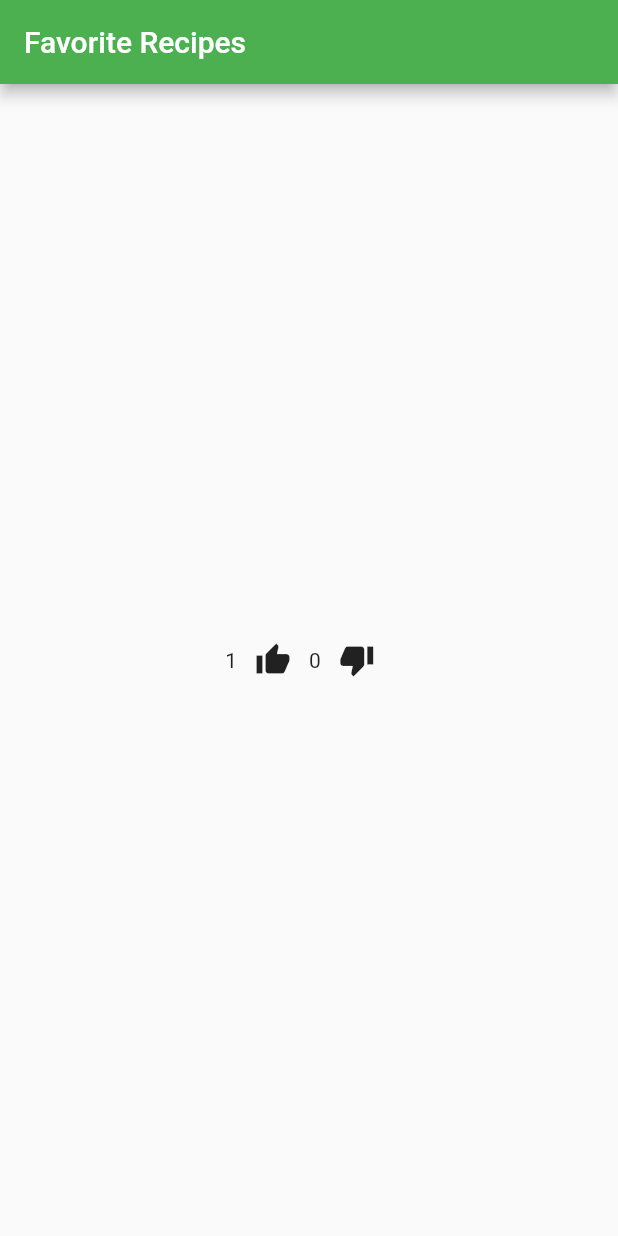
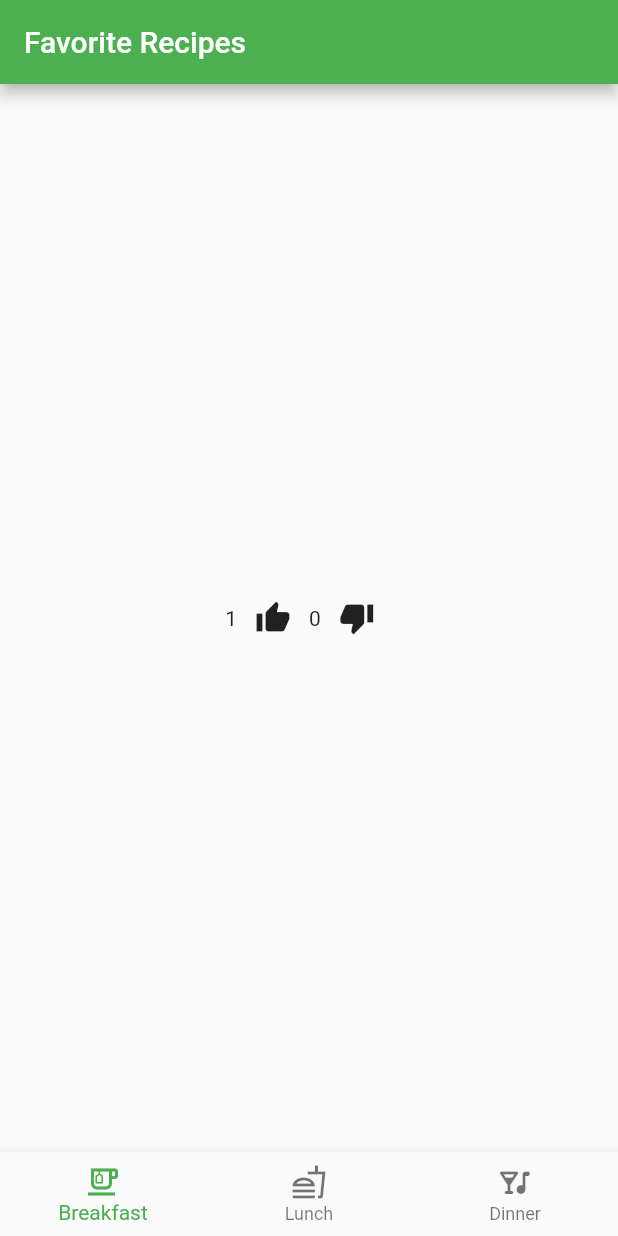
Before and after one commit to aphung1/recipes, a Flutter app: the screen it shows after launch, after a tap on the "thumb up" icon, on a phone screen of 412 x 824 dp. Run offline on Flutter 3.47's test engine with Material 2 defaults, Android fonts, the phone set to English and light mode, and no system bars; our stand-ins replace hooks_riverpod, riverpod_annotation; generated files the repository leaves out were written again.

Commit message:
Multi-pages now works

```diff
--- a/lib/src/features/likes/likes.dart
+++ b/lib/src/features/likes/likes.dart
@@ -1 +1,2 @@
 export './likes_view.dart';
+export './likes_providers.dart';
--- a/lib/src/features/likes/likes_providers.dart
+++ b/lib/src/features/likes/likes_providers.dart
@@ -2,7 +2,7 @@ import 'package:riverpod_annotation/riverpod_annotation.dart';
 
 part 'likes_providers.g.dart';
 
-@riverpod
+@Riverpod(keepAlive: true)
 class Likes extends _$Likes {
   @override
   Map<String, int> build({required int id}) {
--- a/lib/src/features/likes/likes_view.dart
+++ b/lib/src/features/likes/likes_view.dart
@@ -1,24 +1,29 @@
 import 'package:flutter/material.dart';
 import 'package:hooks_riverpod/hooks_riverpod.dart';
 import 'package:recipes/src/features/likes/likes_providers.dart';
+import 'package:recipes/src/features/main/main.dart';
 
 class LikesView extends ConsumerWidget {
-  const LikesView({super.key});
+  const LikesView({super.key, required this.id});
+  final int id;
 
   @override
   Widget build(BuildContext context, WidgetRef ref) {
-    final likes = ref.watch(likesProvider(id: 0));
+    final currentIndex = ref.watch(indexProvider);
+    final likes = ref.watch(likesProvider(id: currentIndex));
+
     return Row(
       mainAxisAlignment: MainAxisAlignment.center,
       children: [
         Text('${likes["likes"]}'),
         IconButton(
-            onPressed: () => ref.read(likesProvider(id: 0).notifier).addLike(),
+            onPressed: () =>
+                ref.read(likesProvider(id: currentIndex).notifier).addLike(),
             icon: const Icon(Icons.thumb_up)),
         Text('${likes["dislikes"]}'),
         IconButton(
             onPressed: () =>
-                ref.read(likesProvider(id: 0).notifier).addDislike(),
+                ref.read(likesProvider(id: currentIndex).notifier).addDislike(),
             icon: const Icon(Icons.thumb_down)),
       ],
     );
--- a/lib/src/features/main/main.dart
+++ b/lib/src/features/main/main.dart
@@ -1 +1,2 @@
 export 'main_view.dart';
+export 'main_providers.dart';
--- /dev/null
+++ b/lib/src/features/main/main_providers.dart
@@ -0,0 +1,13 @@
+import 'package:riverpod_annotation/riverpod_annotation.dart';
+
+part 'main_providers.g.dart';
+
+@riverpod
+class Index extends _$Index {
+  @override
+  int build() {
+    return 0;
+  }
+
+  void setValue(int value) => state = value;
+}
--- a/lib/src/features/main/main_view.dart
+++ b/lib/src/features/main/main_view.dart
@@ -1,5 +1,6 @@
 import 'package:flutter/material.dart';
 import 'package:hooks_riverpod/hooks_riverpod.dart';
+import 'package:recipes/src/features/main/main.dart';
 import '../likes/likes_view.dart';
 
 class MainView extends ConsumerWidget {
@@ -7,16 +8,41 @@ class MainView extends ConsumerWidget {
 
   @override
   Widget build(BuildContext context, WidgetRef ref) {
+    final currentIndex = ref.watch(indexProvider);
+
     return Scaffold(
       appBar: AppBar(
         title: const Text("Favorite Recipes"),
       ),
-      body: Center(
-        child: Column(
-          mainAxisAlignment: MainAxisAlignment.center,
-          children: const <Widget>[LikesView()],
-        ),
+      body: _Body(currentIndex),
+      bottomNavigationBar: BottomNavigationBar(
+        currentIndex: currentIndex,
+        onTap: (value) => ref.read(indexProvider.notifier).setValue(value),
+        items: const [
+          BottomNavigationBarItem(
+              icon: Icon(Icons.emoji_food_beverage_outlined),
+              label: "Breakfast"),
+          BottomNavigationBarItem(
+              icon: Icon(Icons.fastfood_outlined), label: "Lunch"),
+          BottomNavigationBarItem(
+              icon: Icon(Icons.nightlife_rounded), label: "Dinner"),
+        ],
       ),
     );
   }
 }
+
+class _Body extends ConsumerWidget {
+  final int id;
+
+  const _Body(this.id);
+
+  @override
+  Widget build(BuildContext context, WidgetRef ref) {
+    return Center(
+        child: Column(
+      mainAxisAlignment: MainAxisAlignment.center,
+      children: <Widget>[LikesView(id: id)],
+    ));
+  }
+}
```
Also changed, not shown: lib/src/features/likes/likes_providers.g.dart, lib/src/features/main/main_providers.g.dart (added).
